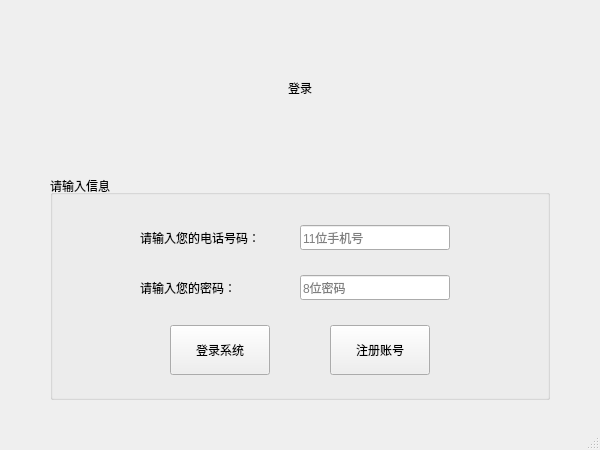
Before: the Qt Designer form ProjectFrontend/ProjectFrontend.ui in Vladimir2506/ProjectCpp, drawn with Qt 5.
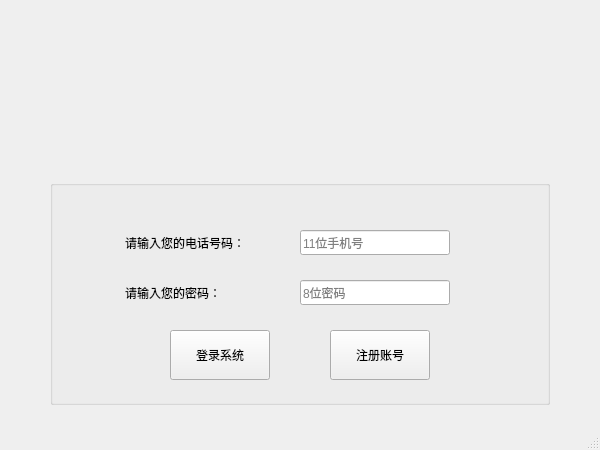
After: the same form once the commit is applied.

```diff
--- a/ProjectFrontend/ProjectFrontend.ui
+++ b/ProjectFrontend/ProjectFrontend.ui
@@ -30,13 +30,13 @@
     <property name="geometry">
      <rect>
       <x>50</x>
-      <y>175</y>
+      <y>180</y>
       <width>500</width>
       <height>225</height>
      </rect>
     </property>
     <property name="title">
-     <string>请输入信息</string>
+     <string/>
     </property>
     <property name="alignment">
      <set>Qt::AlignLeading|Qt::AlignLeft|Qt::AlignVCenter</set>
@@ -70,9 +70,9 @@
     <widget class="QLabel" name="lblPhone">
      <property name="geometry">
       <rect>
-       <x>90</x>
+       <x>75</x>
        <y>50</y>
-       <width>150</width>
+       <width>155</width>
        <height>25</height>
       </rect>
      </property>
@@ -83,9 +83,9 @@
     <widget class="QLabel" name="lblPW">
      <property name="geometry">
       <rect>
-       <x>90</x>
+       <x>75</x>
        <y>100</y>
-       <width>150</width>
+       <width>155</width>
        <height>25</height>
       </rect>
      </property>
@@ -138,17 +138,14 @@
    <widget class="QLabel" name="lblLogin">
     <property name="geometry">
      <rect>
-      <x>225</x>
-      <y>75</y>
-      <width>150</width>
-      <height>25</height>
+      <x>0</x>
+      <y>0</y>
+      <width>600</width>
+      <height>450</height>
      </rect>
     </property>
     <property name="text">
-     <string>登录</string>
-    </property>
-    <property name="alignment">
-     <set>Qt::AlignCenter</set>
+     <string/>
     </property>
    </widget>
   </widget>
```
Left out of the diff: 4 changed lines with no effect on the pictures.
